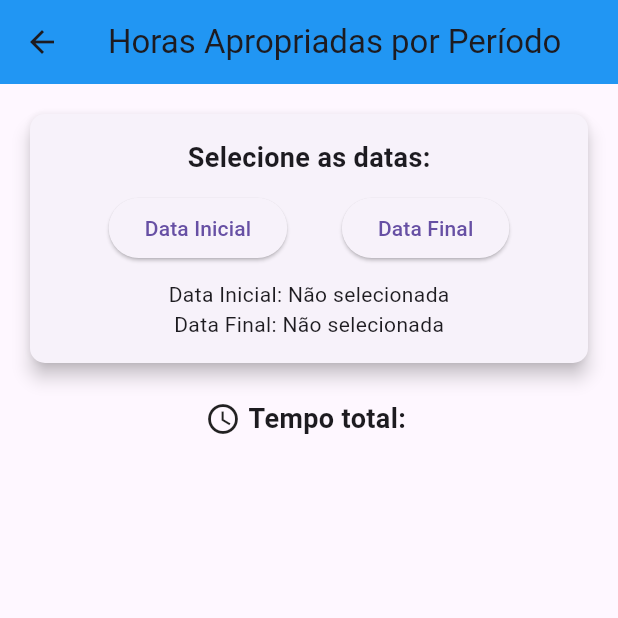
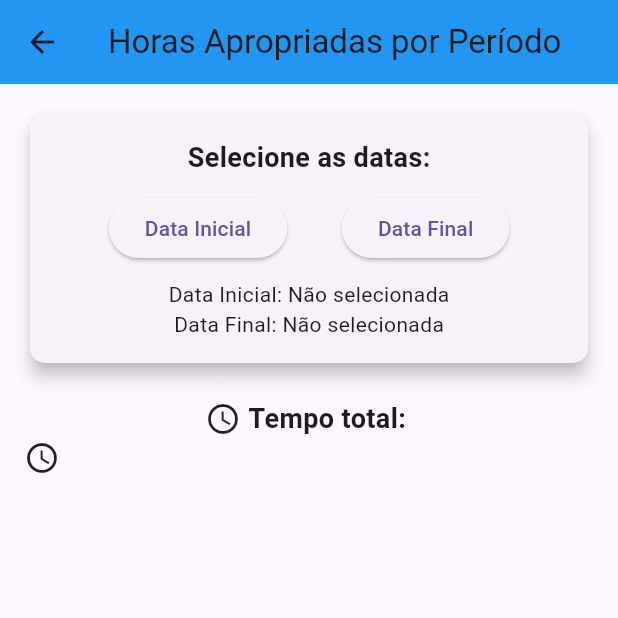
Before and after one commit to PUC-desenvolvimento-moveis/ponto-digital-app, a Flutter app: the HorasApropriadasPorPeriodoPage screen opened directly with empty values, on a phone screen of 412 x 824 dp, the top half of it. Run offline on Flutter 3.47's test engine with Material 3 defaults, Android fonts, the phone set to English and light mode, and no system bars; our stand-ins replace shared_preferences, timer_builder; accounts and stored records are empty.

Commit message:
(fix) validacao msg por periodo

```diff
--- a/lib/pages/total_horas_por_periodo.dart
+++ b/lib/pages/total_horas_por_periodo.dart
@@ -20,6 +20,7 @@ class _HorasApropriadasPorPeriodoPageState
   late String _dataSelecionada_inicial;
   late String _dataSelecionada_final;
   late Future<String> _totalHorasFuture;
+  late Future<String> _msg;
 
   @override
   void initState() {
@@ -27,6 +28,7 @@ class _HorasApropriadasPorPeriodoPageState
     _dataSelecionada_inicial = ""; // Inicializa sem data selecionada
     _dataSelecionada_final = ""; // Inicializa sem data selecionada
     _totalHorasFuture = Future.value(""); // Inicializa com um future vazio
+    _msg = Future.value("");
   }
 
   Future<int> _getIdUsuario(String email) async {
@@ -42,6 +44,22 @@ class _HorasApropriadasPorPeriodoPageState
     final data = jsonDecode(response.body);
     print(data);
     return data['id'];
+  }
+
+  Future<String> _verify_horas_ponto_por_mes(double minutos_trabalhados) async {
+    SharedPreferences prefs = await SharedPreferences.getInstance();
+    String? token = prefs.getString('authToken');
+    final headers = {
+      'Content-Type': 'application/json',
+      'Authorization': 'Bearer $token'
+    };
+    final response = await http.get(
+        Uri.parse(
+            'http://localhost:8000/api/pontos/verify_horas_ponto_por_mes/$minutos_trabalhados'),
+        headers: headers);
+    final data = jsonDecode(response.body);
+    print(data);
+    return data['response'];
   }
 
   Future<String> _getTotalHoras() async {
@@ -65,12 +83,23 @@ class _HorasApropriadasPorPeriodoPageState
     final data = jsonDecode(response.body);
     print(data);
 
+    final msg = await _verify_horas_ponto_por_mes(
+        data['total_horas_trabalhadas_em_minutos']);
+    await prefs.setString('message_por_periodo', msg); // Save the token
+
     // Formata a string para exibir apenas horas e minutos
     String totalHoras = data['total_horas_trabalhadas'];
     List<String> partes = totalHoras.split(':');
     String horasEMinutos = '${partes[0]}:${partes[1]}';
 
     return horasEMinutos;
+  }
+
+  Future<String> _mensagem() async {
+    SharedPreferences prefs = await SharedPreferences.getInstance();
+    String msg = prefs.getString('message_por_periodo') ??
+        ''; // Valor padrão vazio se for null
+    return msg;
   }
 
   Future<List<dynamic>> _getListaApropriacoesByPeriodo() async {
@@ -123,7 +152,7 @@ class _HorasApropriadasPorPeriodoPageState
     return apropriacoes;
   }
 
-    @override
+  @override
   Widget build(BuildContext context) {
     return Scaffold(
       appBar: AppBar(
@@ -145,7 +174,9 @@ class _HorasApropriadasPorPeriodoPageState
                   padding: const EdgeInsets.all(16.0),
                   child: Column(
                     children: [
-                      Text('Selecione as datas:', style: TextStyle(fontSize: 18, fontWeight: FontWeight.bold)),
+                      Text('Selecione as datas:',
+                          style: TextStyle(
+                              fontSize: 18, fontWeight: FontWeight.bold)),
                       SizedBox(height: 10),
                       Row(
                         mainAxisAlignment: MainAxisAlignment.spaceEvenly,
@@ -161,7 +192,9 @@ class _HorasApropriadasPorPeriodoPageState
                                 if (value != null) {
                                   setState(() {
                                     _dataSelecionada_inicial = value.toString();
-                                    _totalHorasFuture = _getTotalHoras(); // Recalcula as horas com base na nova data
+                                    _totalHorasFuture = _getTotalHoras();
+                                    _msg =
+                                        _mensagem(); // Recalcula as horas com base na nova data
                                   });
                                 }
                               });
@@ -179,7 +212,8 @@ class _HorasApropriadasPorPeriodoPageState
                                 if (value != null) {
                                   setState(() {
                                     _dataSelecionada_final = value.toString();
-                                    _totalHorasFuture = _getTotalHoras(); // Recalcula as horas com base na nova data
+                                    _totalHorasFuture =
+                                        _getTotalHoras(); // Recalcula as horas com base na nova data
                                   });
                                 }
                               });
@@ -218,6 +252,35 @@ class _HorasApropriadasPorPeriodoPageState
                           style: TextStyle(
                             fontSize: 18,
                             fontWeight: FontWeight.bold,
+                          ),
+                        ),
+                      ],
+                    );
+                  }
+                },
+              ),
+              FutureBuilder<String>(
+                future: _msg,
+                builder: (context, snapshot) {
+                  if (snapshot.connectionState == ConnectionState.waiting) {
+                    return CircularProgressIndicator();
+                  } else if (snapshot.hasError) {
+                    return Text('Erro ao carregar mensagem');
+                  } else {
+                    return Row(
+                      mainAxisAlignment: MainAxisAlignment.center,
+                      children: [
+                        Icon(Icons.access_time), // Ícone de relógio
+                        SizedBox(width: 5),
+                        Expanded(
+                          child: Text(
+                            '${snapshot.data}',
+                            style: TextStyle(
+                              fontSize: 18,
+                              fontWeight: FontWeight.bold,
+                            ),
+                            overflow: TextOverflow
+                                .ellipsis, // Adiciona '...' se o texto estiver muito longo
                           ),
                         ),
                       ],
```
